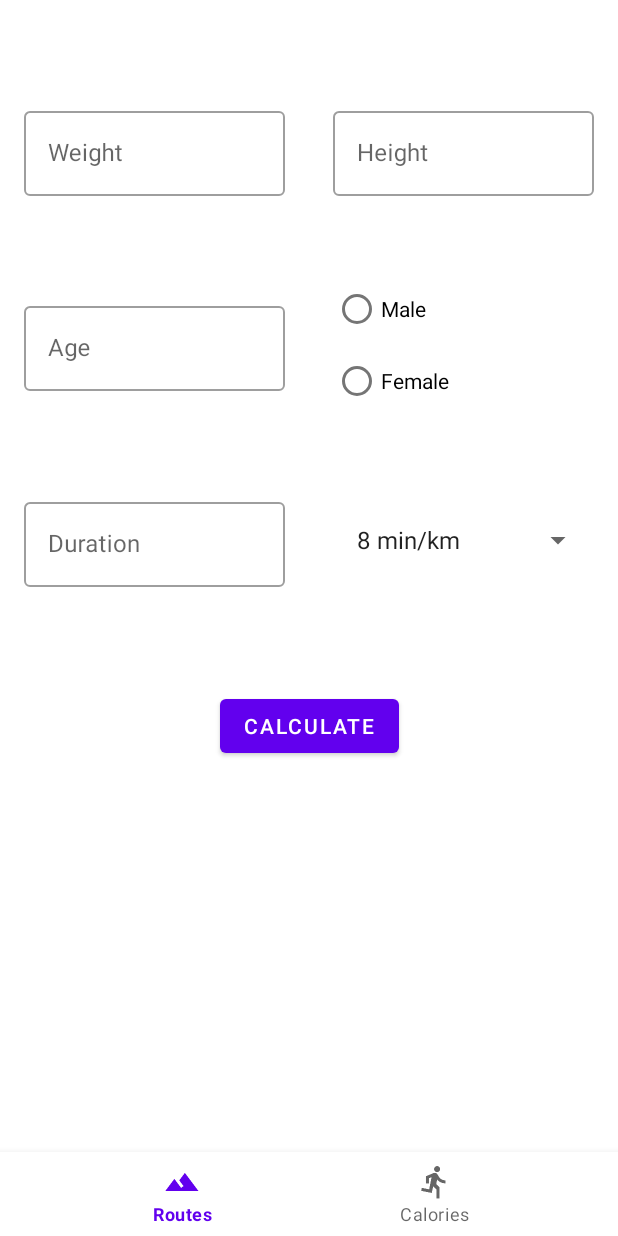
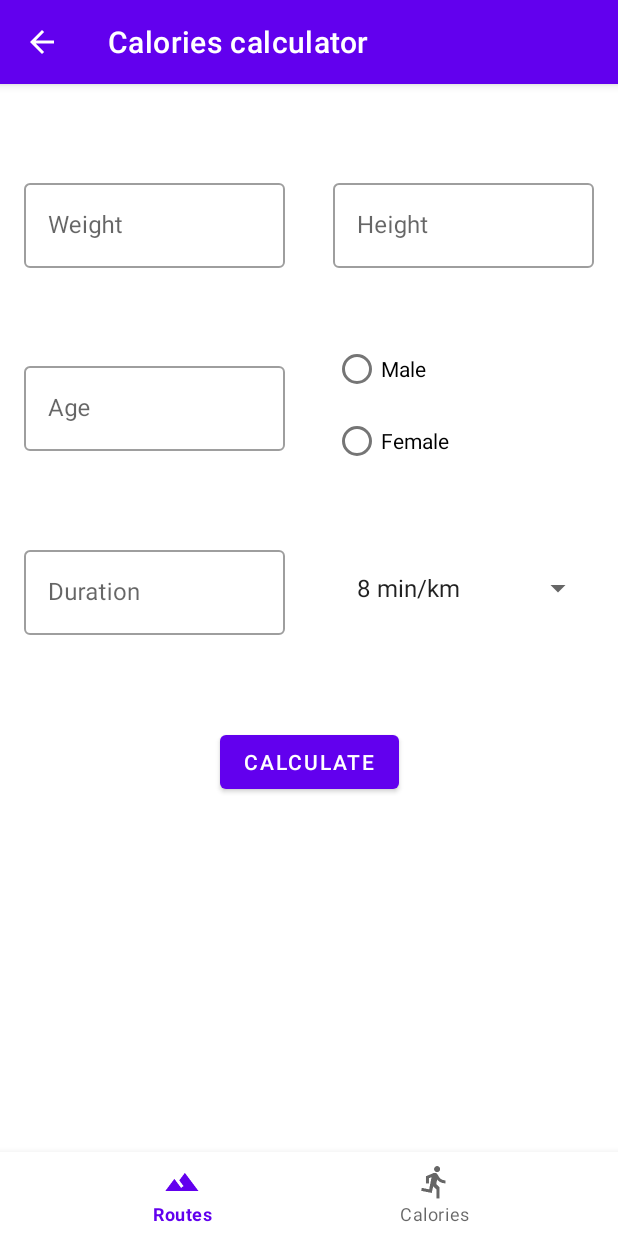
Before and after one commit to kostaDimitrijevic/RunningApplication, an Android app: the CaloriesFragment screen opened through its navigation route, on a phone screen of 412 x 824 dp. Run offline under Robolectric (Android 15) with nearby library versions, the phone set to English and light mode, and no system bars.

Commit message:
layouts changed, toolbar added

```diff
--- a/app/src/main/java/com/example/runningapplication/calories/CaloriesFragment.java
+++ b/app/src/main/java/com/example/runningapplication/calories/CaloriesFragment.java
@@ -4,8 +4,11 @@ import android.content.res.TypedArray;
 import android.os.Bundle;
 
 import androidx.annotation.NonNull;
+import androidx.annotation.Nullable;
 import androidx.fragment.app.Fragment;
 import androidx.lifecycle.ViewModelProvider;
+import androidx.navigation.NavController;
+import androidx.navigation.Navigation;
 
 import android.view.LayoutInflater;
 import android.view.View;
@@ -17,32 +20,46 @@ import com.example.runningapplication.MainActivity;
 import com.example.runningapplication.R;
 
 import com.example.runningapplication.databinding.FragmentCaloriesBinding;
+import com.google.android.material.textfield.TextInputLayout;
+
+import java.text.NumberFormat;
+import java.text.ParseException;
 
 public class CaloriesFragment extends Fragment {
 
     private FragmentCaloriesBinding binding;
-
     private CaloriesViewModel caloriesViewModel;
+    private NavController navController;
+    private MainActivity mainActivity;
 
     public CaloriesFragment() {
         // Required empty public constructor
     }
 
+    @Override
+    public void onCreate(@Nullable Bundle savedInstanceState) {
+        super.onCreate(savedInstanceState);
+
+        mainActivity = (MainActivity) requireActivity();
+        caloriesViewModel = new ViewModelProvider(this).get(CaloriesViewModel.class);
+
+    }
 
     @Override
-    public View onCreateView(LayoutInflater inflater, ViewGroup container,
+    public void onViewCreated(@NonNull View view, @Nullable Bundle savedInstanceState) {
+        super.onViewCreated(view, savedInstanceState);
+        navController = Navigation.findNavController(view);
+    }
+
+    @Override
+    public View onCreateView(@NonNull LayoutInflater inflater, ViewGroup container,
                              Bundle savedInstanceState) {
 
         binding = FragmentCaloriesBinding.inflate(inflater, container, false);
 
-        MainActivity parentActivity = (MainActivity) getActivity();
-
-        caloriesViewModel = new ViewModelProvider(parentActivity).get(CaloriesViewModel.class);
         //caloriesViewModel.initByInstanceStateBundle(savedInstanceState);
 
-
-
-        caloriesViewModel.getCaloriesBurned().observe(parentActivity, caloriesBurned -> {
+        caloriesViewModel.getCaloriesBurned().observe(mainActivity, caloriesBurned -> {
                     if(caloriesBurned != -1){
                         String prefix = getResources().getString(R.string.calories_burned);
                         binding.burned.setText(prefix + ": " + caloriesBurned + " kcal");
@@ -50,7 +67,7 @@ public class CaloriesFragment extends Fragment {
                 }
         );
 
-        caloriesViewModel.getCaloriesNeeded().observe(parentActivity, caloriesNeeded -> {
+        caloriesViewModel.getCaloriesNeeded().observe(mainActivity, caloriesNeeded -> {
             if(caloriesNeeded != -1){
                 String prefix = getResources().getString(R.string.calories_needed);
                 binding.need.setText(prefix + ": " + caloriesNeeded + " kcal");
@@ -59,68 +76,55 @@ public class CaloriesFragment extends Fragment {
 
         //spinner
         String[] metStrings = getResources().getStringArray(R.array.met_strings);
-        ArrayAdapter<String> arrayAdapter = new ArrayAdapter<>(parentActivity, android.R.layout.simple_list_item_1, metStrings);
+        ArrayAdapter<String> arrayAdapter = new ArrayAdapter<>(mainActivity, android.R.layout.simple_list_item_1, metStrings);
         binding.spinner.setAdapter(arrayAdapter);
 
         binding.calculate.setOnClickListener(v -> {
-            double weight = 0;
-            try{
-                weight = Double.parseDouble(binding.weight.getEditText().getText().toString());
-            } catch (NumberFormatException ex){
-                Toast.makeText(parentActivity, R.string.calories_error_message, Toast.LENGTH_SHORT).show();
-                binding.weight.getEditText().requestFocus();
+
+            try {
+                double weight = fetchNumber(binding.weight).doubleValue();
+                double height = fetchNumber(binding.height).doubleValue();
+                int age = fetchNumber(binding.age).intValue();
+
+                if (binding.radioGroup.getCheckedRadioButtonId() == -1) {
+                    Toast.makeText(mainActivity, R.string.calories_error_message, Toast.LENGTH_SHORT).show();
                     return;
                 }
 
-            double height = 0;
-            try {
-                height = Double.parseDouble(
-                        binding.height.getEditText().getText().toString());
-            } catch (NumberFormatException nfe) {
-                Toast.makeText(parentActivity, R.string.calories_error_message, Toast.LENGTH_SHORT).show();
-                binding.height.getEditText().requestFocus();
-                return;
-            }
-
-            int age = 0;
-            try {
-                age = Integer.parseInt(
-                        binding.age.getEditText().getText().toString());
-            } catch (NumberFormatException nfe) {
-                Toast.makeText(parentActivity, R.string.calories_error_message, Toast.LENGTH_SHORT).show();
-                binding.age.getEditText().requestFocus();
-                return;
-            }
-
-            if (binding.female.isChecked() == false && binding.male.isChecked() == false) {
-                Toast.makeText(parentActivity, R.string.calories_error_message, Toast.LENGTH_SHORT).show();
-                return;
-            }
-
-            if (binding.radioGroup.getCheckedRadioButtonId() == -1) {
-                Toast.makeText(parentActivity, R.string.calories_error_message, Toast.LENGTH_SHORT).show();
+                if (!binding.female.isChecked() && !binding.male.isChecked()) {
+                    Toast.makeText(mainActivity, R.string.calories_error_message, Toast.LENGTH_SHORT).show();
                     return;
                 }
 
                 boolean isMale = binding.male.isChecked();
 
-            double duration = 0;
-            try {
-                duration = Double.parseDouble(
-                        binding.duration.getEditText().getText().toString());
-            } catch (NumberFormatException nfe) {
-                Toast.makeText(parentActivity, R.string.calories_error_message, Toast.LENGTH_SHORT).show();
-                binding.duration.getEditText().requestFocus();
-                return;
-            }
+                double duration = fetchNumber(binding.duration).doubleValue();
 
                 TypedArray metValues = getResources().obtainTypedArray(R.array.met_values);
                 double met = metValues.getFloat(binding.spinner.getSelectedItemPosition(), 0);
+                metValues.recycle();
 
                 caloriesViewModel.updateValues(weight, height, age, isMale, duration, met);
+            } catch (NumberFormatException | ParseException ignored) {
+                //ignore
+                return;
+            }
         });
 
         return binding.getRoot();
+    }
+
+    private Number fetchNumber(TextInputLayout textInputLayout) throws ParseException {
+        Number result = 0;
+        try{
+            result = NumberFormat.getInstance().parse(textInputLayout.getEditText().getText().toString());
+        } catch (NumberFormatException | ParseException ex){
+            Toast.makeText(mainActivity, R.string.calories_error_message, Toast.LENGTH_SHORT).show();
+            textInputLayout.getEditText().requestFocus();
+            throw ex;
+        }
+
+        return result;
     }
 
 //    @Override
--- a/app/src/main/res/layout-land/fragment_calories.xml
+++ b/app/src/main/res/layout-land/fragment_calories.xml
@@ -1,10 +1,25 @@
 <?xml version="1.0" encoding="utf-8"?>
-<androidx.constraintlayout.widget.ConstraintLayout xmlns:android="http://schemas.android.com/apk/res/android"
+<LinearLayout
+    xmlns:android="http://schemas.android.com/apk/res/android"
     xmlns:app="http://schemas.android.com/apk/res-auto"
     xmlns:tools="http://schemas.android.com/tools"
     android:layout_width="match_parent"
     android:layout_height="match_parent"
+    android:orientation="vertical"
     tools:context=".calories.CaloriesFragment">
+
+    <com.google.android.material.appbar.MaterialToolbar
+        android:id="@+id/toolbar"
+        style="@style/Widget.MaterialComponents.Toolbar.Primary"
+        android:layout_width="match_parent"
+        android:layout_height="wrap_content"
+        app:navigationIcon="@drawable/outline_arrow_back_24"
+        app:title="@string/calories_toolbar_label"
+        />
+    <androidx.constraintlayout.widget.ConstraintLayout
+        android:layout_width="match_parent"
+        android:layout_height="match_parent"
+        >
 
         <com.google.android.material.textfield.TextInputLayout
             android:id="@+id/weight"
@@ -146,3 +161,5 @@
             app:layout_constraintTop_toBottomOf="@id/burned" />
 
     </androidx.constraintlayout.widget.ConstraintLayout>
+
+</LinearLayout>
--- a/app/src/main/res/layout/fragment_calories.xml
+++ b/app/src/main/res/layout/fragment_calories.xml
@@ -1,10 +1,26 @@
 <?xml version="1.0" encoding="utf-8"?>
-<androidx.constraintlayout.widget.ConstraintLayout xmlns:android="http://schemas.android.com/apk/res/android"
+<LinearLayout
+    xmlns:android="http://schemas.android.com/apk/res/android"
     xmlns:app="http://schemas.android.com/apk/res-auto"
     xmlns:tools="http://schemas.android.com/tools"
     android:layout_width="match_parent"
     android:layout_height="match_parent"
+    android:orientation="vertical"
     tools:context=".calories.CaloriesFragment">
+
+    <com.google.android.material.appbar.MaterialToolbar
+        android:id="@+id/toolbar"
+        style="@style/Widget.MaterialComponents.Toolbar.Primary"
+        android:layout_width="match_parent"
+        android:layout_height="wrap_content"
+        app:navigationIcon="@drawable/outline_arrow_back_24"
+        app:title="@string/calories_toolbar_label"
+        />
+
+    <androidx.constraintlayout.widget.ConstraintLayout
+        android:layout_width="match_parent"
+        android:layout_height="match_parent"
+        >
 
         <com.google.android.material.textfield.TextInputLayout
             android:id="@+id/weight"
@@ -143,3 +159,5 @@
             tools:text="@string/calories_needed"/>
 
     </androidx.constraintlayout.widget.ConstraintLayout>
+
+</LinearLayout>
--- a/app/src/main/res/values/strings.xml
+++ b/app/src/main/res/values/strings.xml
@@ -27,5 +27,6 @@
     <string name="route_button_label_location">Location</string>
     <string name="main_navigation_label_routes">Routes</string>
     <string name="main_navigation_label_calories">Calories</string>
+    <string name="calories_toolbar_label">Calories calculator</string>
 
 </resources>
```
Lines whose indentation alone changed are shown as unchanged.
